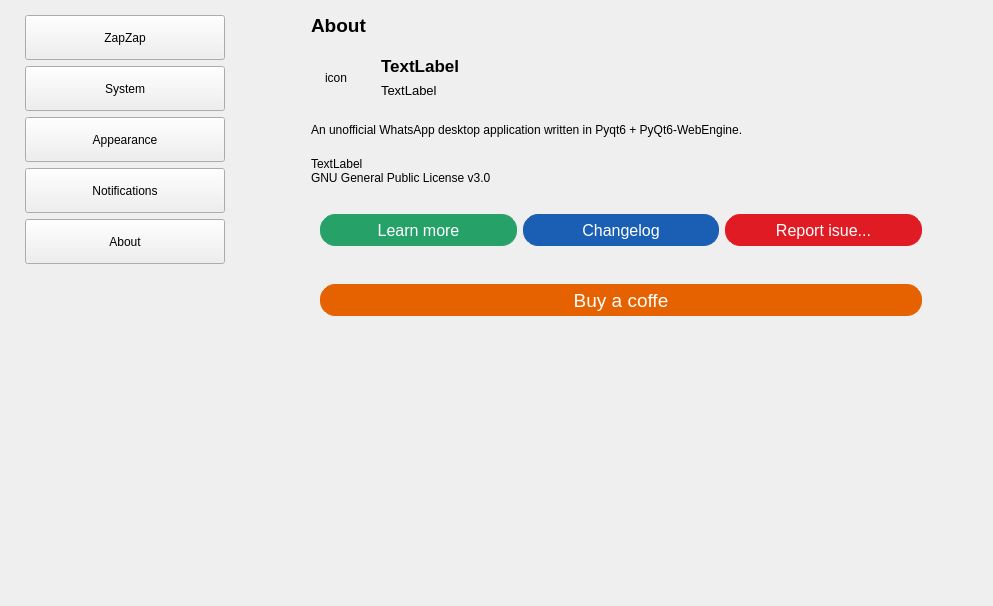
Before: the Qt Designer form zapzap/view/settings.ui in rafatosta/zapzap, drawn with Qt 5.
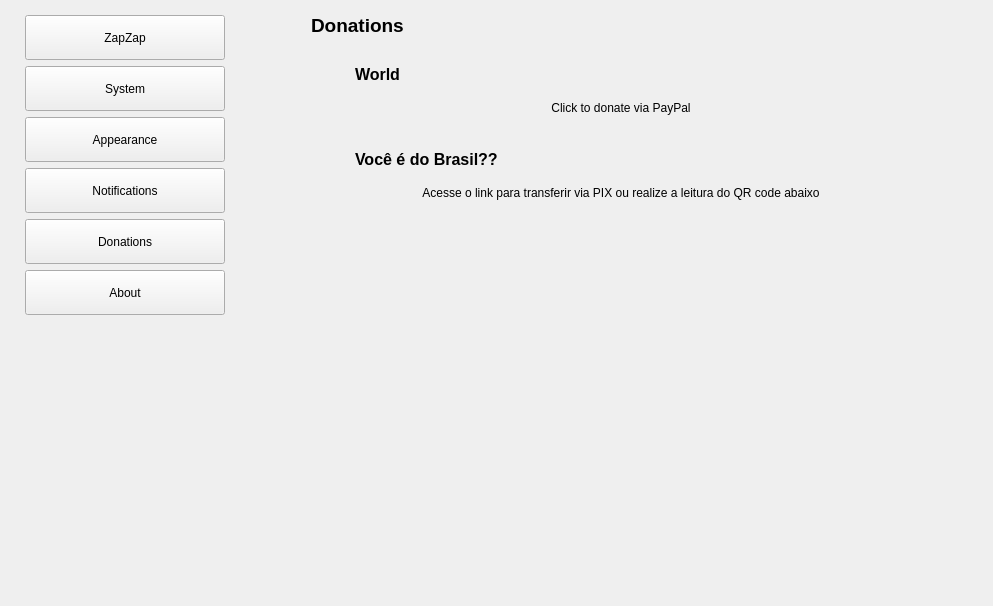
After: the same form once the commit is applied. Icons and pictures are not drawn.

Commit message: Donations page

```diff
--- a/zapzap/view/settings.ui
+++ b/zapzap/view/settings.ui
@@ -183,6 +183,19 @@
            </property>
           </widget>
          </item>
+         <item>
+          <widget class="QPushButton" name="btn_donations">
+           <property name="minimumSize">
+            <size>
+             <width>0</width>
+             <height>45</height>
+            </size>
+           </property>
+           <property name="text">
+            <string>Donations</string>
+           </property>
+          </widget>
+         </item>
          <item>
           <widget class="QPushButton" name="btn_about">
            <property name="sizePolicy">
@@ -1337,6 +1350,346 @@
        </item>
       </layout>
      </widget>
+     <widget class="QWidget" name="pageDonations">
+      <layout class="QVBoxLayout" name="verticalLayout_32">
+       <item>
+        <layout class="QHBoxLayout" name="horizontalLayout_20">
+         <item>
+          <spacer name="horizontalSpacer_31">
+           <property name="orientation">
+            <enum>Qt::Horizontal</enum>
+           </property>
+           <property name="sizeType">
+            <enum>QSizePolicy::Fixed</enum>
+           </property>
+           <property name="sizeHint" stdset="0">
+            <size>
+             <width>40</width>
+             <height>20</height>
+            </size>
+           </property>
+          </spacer>
+         </item>
+         <item>
+          <layout class="QVBoxLayout" name="verticalLayout_27">
+           <property name="topMargin">
+            <number>5</number>
+           </property>
+           <item>
+            <widget class="QLabel" name="title_donations">
+             <property name="font">
+              <font>
+               <pointsize>14</pointsize>
+               <bold>true</bold>
+              </font>
+             </property>
+             <property name="text">
+              <string>Donations</string>
+             </property>
+            </widget>
+           </item>
+           <item>
+            <widget class="QFrame" name="frame_3">
+             <property name="minimumSize">
+              <size>
+               <width>620</width>
+               <height>0</height>
+              </size>
+             </property>
+             <property name="maximumSize">
+              <size>
+               <width>620</width>
+               <height>16777215</height>
+              </size>
+             </property>
+             <property name="frameShape">
+              <enum>QFrame::NoFrame</enum>
+             </property>
+             <property name="frameShadow">
+              <enum>QFrame::Raised</enum>
+             </property>
+             <layout class="QVBoxLayout" name="verticalLayout_28">
+              <property name="spacing">
+               <number>10</number>
+              </property>
+              <property name="leftMargin">
+               <number>0</number>
+              </property>
+              <property name="topMargin">
+               <number>10</number>
+              </property>
+              <property name="rightMargin">
+               <number>0</number>
+              </property>
+              <property name="bottomMargin">
+               <number>10</number>
+              </property>
+              <item>
+               <widget class="QFrame" name="frame_2">
+                <property name="minimumSize">
+                 <size>
+                  <width>0</width>
+                  <height>0</height>
+                 </size>
+                </property>
+                <property name="maximumSize">
+                 <size>
+                  <width>620</width>
+                  <height>16777215</height>
+                 </size>
+                </property>
+                <property name="frameShape">
+                 <enum>QFrame::NoFrame</enum>
+                </property>
+                <property name="frameShadow">
+                 <enum>QFrame::Raised</enum>
+                </property>
+                <layout class="QVBoxLayout" name="verticalLayout_26">
+                 <property name="spacing">
+                  <number>10</number>
+                 </property>
+                 <item>
+                  <layout class="QHBoxLayout" name="horizontalLayout_26">
+                   <item>
+                    <widget class="QLabel" name="label_23">
+                     <property name="minimumSize">
+                      <size>
+                       <width>25</width>
+                       <height>25</height>
+                      </size>
+                     </property>
+                     <property name="maximumSize">
+                      <size>
+                       <width>25</width>
+                       <height>25</height>
+                      </size>
+                     </property>
+                     <property name="text">
+                      <string/>
+                     </property>
+                     <property name="pixmap">
+                      <pixmap>../assets/icons/earth.svg</pixmap>
+                     </property>
+                     <property name="scaledContents">
+                      <bool>true</bool>
+                     </property>
+                     <property name="alignment">
+                      <set>Qt::AlignCenter</set>
+                     </property>
+                    </widget>
+                   </item>
+                   <item>
+                    <widget class="QLabel" name="label_24">
+                     <property name="font">
+                      <font>
+                       <pointsize>12</pointsize>
+                       <bold>true</bold>
+                      </font>
+                     </property>
+                     <property name="text">
+                      <string>World</string>
+                     </property>
+                    </widget>
+                   </item>
+                  </layout>
+                 </item>
+                 <item>
+                  <widget class="QPushButton" name="btn_buy_paypal">
+                   <property name="cursor">
+                    <cursorShape>PointingHandCursor</cursorShape>
+                   </property>
+                   <property name="text">
+                    <string>Click to donate via PayPal</string>
+                   </property>
+                   <property name="flat">
+                    <bool>true</bool>
+                   </property>
+                  </widget>
+                 </item>
+                </layout>
+               </widget>
+              </item>
+              <item>
+               <widget class="QFrame" name="frame_4">
+                <property name="minimumSize">
+                 <size>
+                  <width>0</width>
+                  <height>0</height>
+                 </size>
+                </property>
+                <property name="maximumSize">
+                 <size>
+                  <width>620</width>
+                  <height>16777215</height>
+                 </size>
+                </property>
+                <property name="frameShape">
+                 <enum>QFrame::NoFrame</enum>
+                </property>
+                <property name="frameShadow">
+                 <enum>QFrame::Raised</enum>
+                </property>
+                <layout class="QVBoxLayout" name="verticalLayout_31">
+                 <property name="spacing">
+                  <number>10</number>
+                 </property>
+                 <item>
+                  <layout class="QHBoxLayout" name="horizontalLayout_24">
+                   <item>
+                    <widget class="QLabel" name="label_20">
+                     <property name="minimumSize">
+                      <size>
+                       <width>25</width>
+                       <height>25</height>
+                      </size>
+                     </property>
+                     <property name="maximumSize">
+                      <size>
+                       <width>25</width>
+                       <height>25</height>
+                      </size>
+                     </property>
+                     <property name="text">
+                      <string/>
+                     </property>
+                     <property name="pixmap">
+                      <pixmap>../assets/icons/brazil.svg</pixmap>
+                     </property>
+                     <property name="scaledContents">
+                      <bool>true</bool>
+                     </property>
+                     <property name="alignment">
+                      <set>Qt::AlignCenter</set>
+                     </property>
+                    </widget>
+                   </item>
+                   <item>
+                    <widget class="QLabel" name="label_21">
+                     <property name="font">
+                      <font>
+                       <pointsize>12</pointsize>
+                       <bold>true</bold>
+                      </font>
+                     </property>
+                     <property name="text">
+                      <string>Você é do Brasil??</string>
+                     </property>
+                    </widget>
+                   </item>
+                  </layout>
+                 </item>
+                 <item>
+                  <widget class="QPushButton" name="btn_pix">
+                   <property name="cursor">
+                    <cursorShape>PointingHandCursor</cursorShape>
+                   </property>
+                   <property name="text">
+                    <string>Acesse o link para transferir via PIX ou realize a leitura do QR code abaixo</string>
+                   </property>
+                   <property name="flat">
+                    <bool>true</bool>
+                   </property>
+                  </widget>
+                 </item>
+                 <item>
+                  <layout class="QHBoxLayout" name="horizontalLayout_25">
+                   <item>
+                    <spacer name="horizontalSpacer_32">
+                     <property name="orientation">
+                      <enum>Qt::Horizontal</enum>
+                     </property>
+                     <property name="sizeHint" stdset="0">
+                      <size>
+                       <width>40</width>
+                       <height>20</height>
+                      </size>
+                     </property>
+                    </spacer>
+                   </item>
+                   <item>
+                    <widget class="QLabel" name="label_22">
+                     <property name="minimumSize">
+                      <size>
+                       <width>150</width>
+                       <height>150</height>
+                      </size>
+                     </property>
+                     <property name="maximumSize">
+                      <size>
+                       <width>150</width>
+                       <height>150</height>
+                      </size>
+                     </property>
+                     <property name="text">
+                      <string/>
+                     </property>
+                     <property name="pixmap">
+                      <pixmap>../assets/icons/qrcode.png</pixmap>
+                     </property>
+                     <property name="scaledContents">
+                      <bool>true</bool>
+                     </property>
+                     <property name="alignment">
+                      <set>Qt::AlignCenter</set>
+                     </property>
+                    </widget>
+                   </item>
+                   <item>
+                    <spacer name="horizontalSpacer_33">
+                     <property name="orientation">
+                      <enum>Qt::Horizontal</enum>
+                     </property>
+                     <property name="sizeHint" stdset="0">
+                      <size>
+                       <width>40</width>
+                       <height>20</height>
+                      </size>
+                     </property>
+                    </spacer>
+                   </item>
+                  </layout>
+                 </item>
+                </layout>
+               </widget>
+              </item>
+             </layout>
+            </widget>
+           </item>
+          </layout>
+         </item>
+         <item>
+          <spacer name="horizontalSpacer_34">
+           <property name="orientation">
+            <enum>Qt::Horizontal</enum>
+           </property>
+           <property name="sizeType">
+            <enum>QSizePolicy::Fixed</enum>
+           </property>
+           <property name="sizeHint" stdset="0">
+            <size>
+             <width>40</width>
+             <height>20</height>
+            </size>
+           </property>
+          </spacer>
+         </item>
+        </layout>
+       </item>
+       <item>
+        <spacer name="verticalSpacer_6">
+         <property name="orientation">
+          <enum>Qt::Vertical</enum>
+         </property>
+         <property name="sizeHint" stdset="0">
+          <size>
+           <width>20</width>
+           <height>181</height>
+          </size>
+         </property>
+        </spacer>
+       </item>
+      </layout>
+     </widget>
      <widget class="QWidget" name="pageAbout">
       <layout class="QVBoxLayout" name="verticalLayout_25">
        <item>
@@ -1359,6 +1712,9 @@
          </item>
          <item>
           <layout class="QVBoxLayout" name="verticalLayout_24">
+           <property name="spacing">
+            <number>10</number>
+           </property>
            <property name="topMargin">
             <number>5</number>
            </property>
@@ -1397,7 +1753,7 @@
              </property>
              <layout class="QVBoxLayout" name="verticalLayout_23">
               <property name="spacing">
-               <number>20</number>
+               <number>15</number>
               </property>
               <property name="leftMargin">
                <number>0</number>
@@ -1581,64 +1937,6 @@
                 </layout>
                </widget>
               </item>
-              <item>
-               <widget class="QFrame" name="frame_buy_btn">
-                <property name="minimumSize">
-                 <size>
-                  <width>620</width>
-                  <height>0</height>
-                 </size>
-                </property>
-                <property name="maximumSize">
-                 <size>
-                  <width>620</width>
-                  <height>16777215</height>
-                 </size>
-                </property>
-                <property name="styleSheet">
-                 <string notr="true">#frame_buy_btn .QPushButton {
-	color: rgb(255, 255, 255);
-	background-color: rgb(230, 97, 0);
-	border: 1px solid rgb(230, 97, 0);
-    border-radius: 15px;
-	height: 30px;
-	font: 14pt;
-}
-
-#frame_buy_btn .QPushButton:hover {
-	background-color: rgb(255, 190, 111);
-    border-color: rgb(255, 190, 111);
-	color: #31363b;
-}
-</string>
-                </property>
-                <property name="frameShape">
-                 <enum>QFrame::NoFrame</enum>
-                </property>
-                <property name="frameShadow">
-                 <enum>QFrame::Raised</enum>
-                </property>
-                <layout class="QHBoxLayout" name="horizontalLayout_18">
-                 <item>
-                  <widget class="QPushButton" name="btn_buy">
-                   <property name="font">
-                    <font>
-                     <pointsize>14</pointsize>
-                     <italic>false</italic>
-                     <bold>false</bold>
-                    </font>
-                   </property>
-                   <property name="cursor">
-                    <cursorShape>PointingHandCursor</cursorShape>
-                   </property>
-                   <property name="text">
-                    <string>Buy a coffe</string>
-                   </property>
-                  </widget>
-                 </item>
-                </layout>
-               </widget>
-              </item>
              </layout>
             </widget>
            </item>
```
The commit also changes 17 other files.
